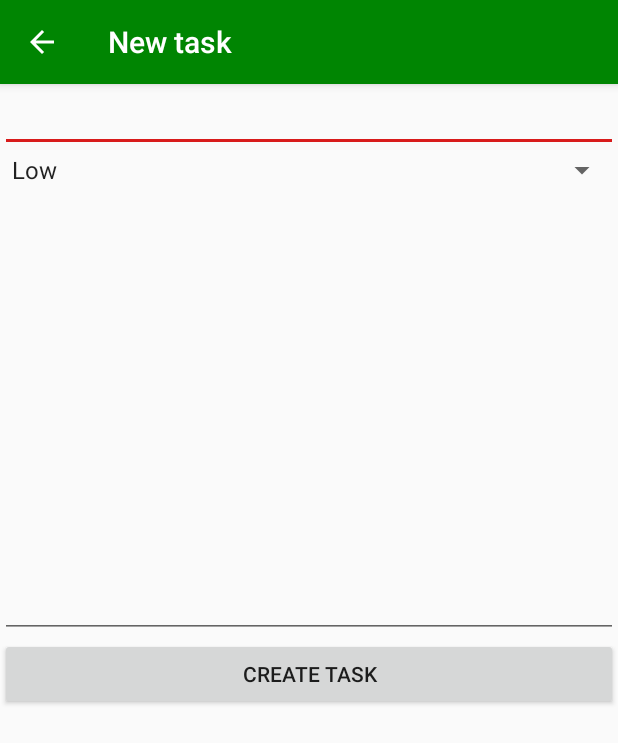
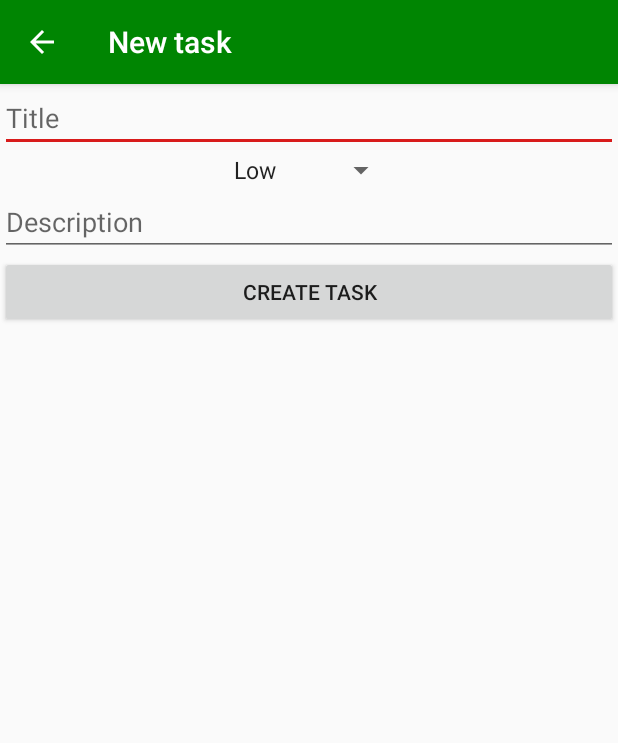
Before and after one commit to bartlomiej-szlachta/tasks-manager-app, an Android app: the screen it shows after launch (NewTaskActivity), in the options menu, after a tap on "New task", on a phone screen of 412 x 824 dp. Shown: the top 743 px of the screen. Run offline under Robolectric (Android 15) with nearby library versions, the phone set to English and light mode, and no system bars.

Commit message:
fix: update layout

```diff
--- a/app/src/main/java/com/example/tasksmanager/DBHelper.kt
+++ b/app/src/main/java/com/example/tasksmanager/DBHelper.kt
@@ -20,7 +20,7 @@ class DBHelper(context: Context) : SQLiteOpenHelper(context, DB_NAME, null, DB_V
         private const val TABLE_NAME = "tasks"
         private const val COLUMN_ID_NAME = "id"
         private const val COLUMN_TITLE_NAME = "title"
-        private const val COLUMN_CONTENT_NAME = "content"
+        private const val COLUMN_DESCRIPTION_NAME = "description"
         private const val COLUMN_PRIORITY_NAME = "priority"
         private const val COLUMN_STATUS_NAME = "status"
         private const val COLUMN_VALID_FROM_NAME = "valid_from"
@@ -31,7 +31,7 @@ class DBHelper(context: Context) : SQLiteOpenHelper(context, DB_NAME, null, DB_V
         val query = "CREATE TABLE IF NOT EXISTS $TABLE_NAME (" +
                 "$COLUMN_ID_NAME INTEGER PRIMARY KEY, " +
                 "$COLUMN_TITLE_NAME TEXT NOT NULL, " +
-                "$COLUMN_CONTENT_NAME TEXT NOT NULL, " +
+                "$COLUMN_DESCRIPTION_NAME TEXT NOT NULL, " +
                 "$COLUMN_PRIORITY_NAME TEXT NOT NULL, " +
                 "$COLUMN_STATUS_NAME TEXT NOT NULL, " +
                 "$COLUMN_VALID_FROM_NAME DATE NOT NULL" +
@@ -80,11 +80,11 @@ class DBHelper(context: Context) : SQLiteOpenHelper(context, DB_NAME, null, DB_V
         return task
     }
 
-    fun createTask(title: String, priority: String, content: String) {
+    fun createTask(title: String, priority: String, description: String) {
         val db = this.writableDatabase
         val value: ContentValues = contentValuesOf()
         value.put(COLUMN_TITLE_NAME, title)
-        value.put(COLUMN_CONTENT_NAME, content)
+        value.put(COLUMN_DESCRIPTION_NAME, description)
         value.put(COLUMN_STATUS_NAME, STATUS_NEW)
         value.put(COLUMN_PRIORITY_NAME, priority)
         value.put(COLUMN_VALID_FROM_NAME, SimpleDateFormat(DATE_FORMAT, Locale.US).format(Date()))
@@ -103,7 +103,7 @@ class DBHelper(context: Context) : SQLiteOpenHelper(context, DB_NAME, null, DB_V
     private fun initializeTask(cursor: Cursor): TaskEntity {
         val id = cursor.getInt(cursor.getColumnIndex(COLUMN_ID_NAME))
         val title = cursor.getString(cursor.getColumnIndex(COLUMN_TITLE_NAME))
-        val content = cursor.getString(cursor.getColumnIndex(COLUMN_CONTENT_NAME))
+        val content = cursor.getString(cursor.getColumnIndex(COLUMN_DESCRIPTION_NAME))
         val status = cursor.getString(cursor.getColumnIndex(COLUMN_STATUS_NAME))
         val priority = cursor.getString(cursor.getColumnIndex(COLUMN_PRIORITY_NAME))
         val validFrom = cursor.getString(cursor.getColumnIndex(COLUMN_VALID_FROM_NAME))
--- a/app/src/main/java/com/example/tasksmanager/NewTaskActivity.kt
+++ b/app/src/main/java/com/example/tasksmanager/NewTaskActivity.kt
@@ -23,7 +23,7 @@ class NewTaskActivity : AppCompatActivity() {
             dbHelper.createTask(
                 new_task_title.text.toString(),
                 new_task_priority.selectedItem.toString(),
-                new_task_content.text.toString()
+                new_task_description.text.toString()
             )
             Toast.makeText(this, MESSAGE_TASK_ADDED, Toast.LENGTH_SHORT).show()
             finish()
--- a/app/src/main/java/com/example/tasksmanager/TaskDetailsActivity.kt
+++ b/app/src/main/java/com/example/tasksmanager/TaskDetailsActivity.kt
@@ -41,6 +41,6 @@ class TaskDetailsActivity : AppCompatActivity() {
             "In progress" -> task_details_status.setSelection(1)
             "Solved" -> task_details_status.setSelection(2)
         }
-        task_details_content.text = task.content
+        task_details_description.text = task.description
     }
 }
--- a/app/src/main/java/com/example/tasksmanager/TaskEntity.kt
+++ b/app/src/main/java/com/example/tasksmanager/TaskEntity.kt
@@ -3,7 +3,7 @@ package com.example.tasksmanager
 class TaskEntity(
     val id: Int,
     var title: String,
-    var content: String,
+    var description: String,
     var status: String,
     var priority: String,
     var validFrom: String
--- a/app/src/main/res/layout/activity_new_task.xml
+++ b/app/src/main/res/layout/activity_new_task.xml
@@ -11,6 +11,7 @@
         android:layout_width="match_parent"
         android:layout_height="wrap_content"
         android:ems="10"
+        android:hint="@string/new_task_title_hint"
         android:inputType="textPersonName"
         android:text=""
         app:layout_constraintEnd_toEndOf="parent"
@@ -19,7 +20,7 @@
 
     <Spinner
         android:id="@+id/new_task_priority"
-        android:layout_width="match_parent"
+        android:layout_width="wrap_content"
         android:layout_height="wrap_content"
         android:entries="@array/task_priority_options"
         android:prompt="@string/task_priority_prompt"
@@ -28,11 +29,12 @@
         app:layout_constraintTop_toBottomOf="@+id/new_task_title" />
 
     <EditText
-        android:id="@+id/new_task_content"
+        android:id="@+id/new_task_description"
         android:layout_width="match_parent"
-        android:layout_height="300dp"
+        android:layout_height="wrap_content"
         android:ems="10"
         android:gravity="start|top"
+        android:hint="@string/new_task_description_hint"
         android:inputType="textMultiLine"
         app:layout_constraintEnd_toEndOf="parent"
         app:layout_constraintStart_toStartOf="parent"
@@ -45,6 +47,6 @@
         android:text="@string/new_task_submit"
         app:layout_constraintEnd_toEndOf="parent"
         app:layout_constraintStart_toStartOf="parent"
-        app:layout_constraintTop_toBottomOf="@+id/new_task_content" />
+        app:layout_constraintTop_toBottomOf="@+id/new_task_description" />
 
 </androidx.constraintlayout.widget.ConstraintLayout>
--- a/app/src/main/res/values/strings.xml
+++ b/app/src/main/res/values/strings.xml
@@ -1,7 +1,9 @@
 <resources>
     <string name="app_name">TasksManager</string>
+
     <string name="new_task">New task</string>
-
+    <string name="new_task_title_hint">Title</string>
+    <string name="new_task_description_hint">Description</string>
     <string name="new_task_submit">Create task</string>
 
     <string-array name="task_status_options">
```
Also changed, not shown: app/src/main/res/layout/activity_task_details.xml (+9 -8 lines).
